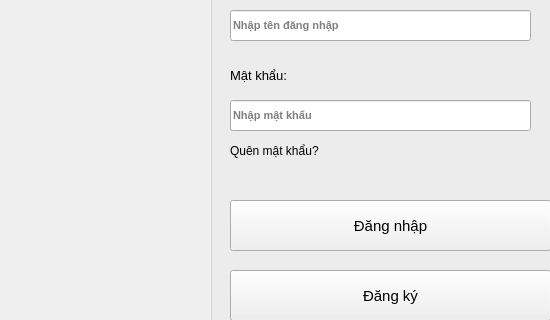
Above: Template/Login-Register/Login.ui from lequymui2003/BTL-Python before the change; both pictures show x 0 to 550 and y 170 to 490 of the 793 by 592 pixel window. Below: the same form after it.
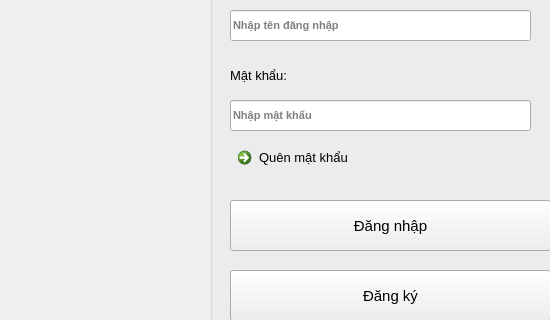
That is the form after the change.

Commit message: Complete login, register, forgetpassword, connection database

The edit to the form file:
```diff
--- a/Template/Login-Register/Login.ui
+++ b/Template/Login-Register/Login.ui
@@ -113,63 +113,6 @@
       <string>Đăng ký</string>
      </property>
     </widget>
-    <widget class="QLabel" name="LinkQuenMatKhau">
-     <property name="geometry">
-      <rect>
-       <x>20</x>
-       <y>240</y>
-       <width>141</width>
-       <height>21</height>
-      </rect>
-     </property>
-     <property name="palette">
-      <palette>
-       <active>
-        <colorrole role="Highlight">
-         <brush brushstyle="SolidPattern">
-          <color alpha="255">
-           <red>0</red>
-           <green>85</green>
-           <blue>255</blue>
-          </color>
-         </brush>
-        </colorrole>
-       </active>
-       <inactive>
-        <colorrole role="Highlight">
-         <brush brushstyle="SolidPattern">
-          <color alpha="255">
-           <red>0</red>
-           <green>85</green>
-           <blue>255</blue>
-          </color>
-         </brush>
-        </colorrole>
-       </inactive>
-       <disabled>
-        <colorrole role="Highlight">
-         <brush brushstyle="SolidPattern">
-          <color alpha="255">
-           <red>0</red>
-           <green>120</green>
-           <blue>215</blue>
-          </color>
-         </brush>
-        </colorrole>
-       </disabled>
-      </palette>
-     </property>
-     <property name="font">
-      <font>
-       <pointsize>9</pointsize>
-       <weight>50</weight>
-       <bold>false</bold>
-      </font>
-     </property>
-     <property name="text">
-      <string>Quên mật khẩu?</string>
-     </property>
-    </widget>
     <widget class="QLineEdit" name="txtUsername">
      <property name="geometry">
       <rect>
@@ -206,6 +149,27 @@
       <string>Nhập mật khẩu</string>
      </property>
     </widget>
+    <widget class="QCommandLinkButton" name="LinkQuenMatKhau">
+     <property name="geometry">
+      <rect>
+       <x>20</x>
+       <y>240</y>
+       <width>161</width>
+       <height>41</height>
+      </rect>
+     </property>
+     <property name="font">
+      <font>
+       <family>Segoe UI</family>
+       <pointsize>10</pointsize>
+       <weight>50</weight>
+       <bold>false</bold>
+      </font>
+     </property>
+     <property name="text">
+      <string>Quên mật khẩu</string>
+     </property>
+    </widget>
    </widget>
   </widget>
   <widget class="QMenuBar" name="menubar">
```
The commit also changes 9 other files.
